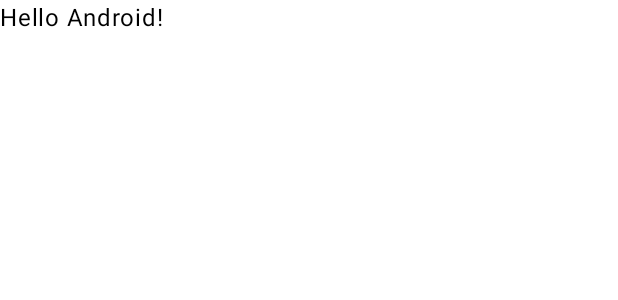
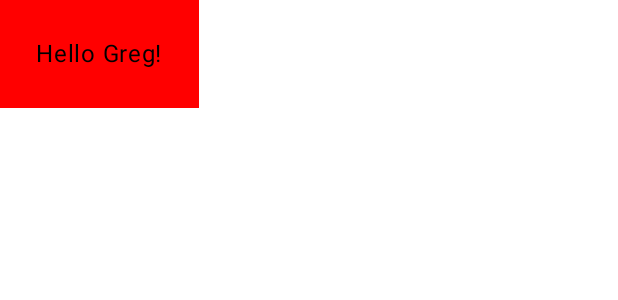
Before and after one commit to ITotallyExist/AudibleAltimeter, an Android app built with Jetpack Compose: the @Preview function GreetingPreview, on a phone screen of 412 x 824 dp. Shown: the top 300 px of the screen. Run offline under Robolectric (Android 15) with nearby library versions, the phone set to English and light mode, and no system bars.

Commit message:
finished example tutorial

```diff
--- a/app/src/main/java/com/gregsite/audiblealtimeter/MainActivity.kt
+++ b/app/src/main/java/com/gregsite/audiblealtimeter/MainActivity.kt
@@ -4,13 +4,17 @@ import android.os.Bundle
 import androidx.activity.ComponentActivity
 import androidx.activity.compose.setContent
 import androidx.activity.enableEdgeToEdge
+import androidx.compose.foundation.layout.Box
 import androidx.compose.foundation.layout.fillMaxSize
 import androidx.compose.foundation.layout.padding
 import androidx.compose.material3.Scaffold
+import androidx.compose.material3.Surface
 import androidx.compose.material3.Text
 import androidx.compose.runtime.Composable
 import androidx.compose.ui.Modifier
+import androidx.compose.ui.graphics.Color
 import androidx.compose.ui.tooling.preview.Preview
+import androidx.compose.ui.unit.dp
 import com.gregsite.audiblealtimeter.ui.theme.AudibleAltimeterTheme
 
 class MainActivity : ComponentActivity() {
@@ -21,7 +25,7 @@ class MainActivity : ComponentActivity() {
             AudibleAltimeterTheme {
                 Scaffold(modifier = Modifier.fillMaxSize()) { innerPadding ->
                     Greeting(
-                        name = "Android",
+                        name = "Greg",
                         modifier = Modifier.padding(innerPadding)
                     )
                 }
@@ -32,16 +36,18 @@ class MainActivity : ComponentActivity() {
 
 @Composable
 fun Greeting(name: String, modifier: Modifier = Modifier) {
-    Text(
-        text = "Hello $name!",
-        modifier = modifier
-    )
+    Surface(color = Color.Red) {
+        Text(
+            text = "Hello $name!",
+            modifier = Modifier.padding(24.dp)
+        )
+    }
 }
 
-@Preview(showBackground = true)
+@Preview(showBackground = false)
 @Composable
 fun GreetingPreview() {
     AudibleAltimeterTheme {
-        Greeting("Android")
+        Greeting("Greg")
     }
 }
```
